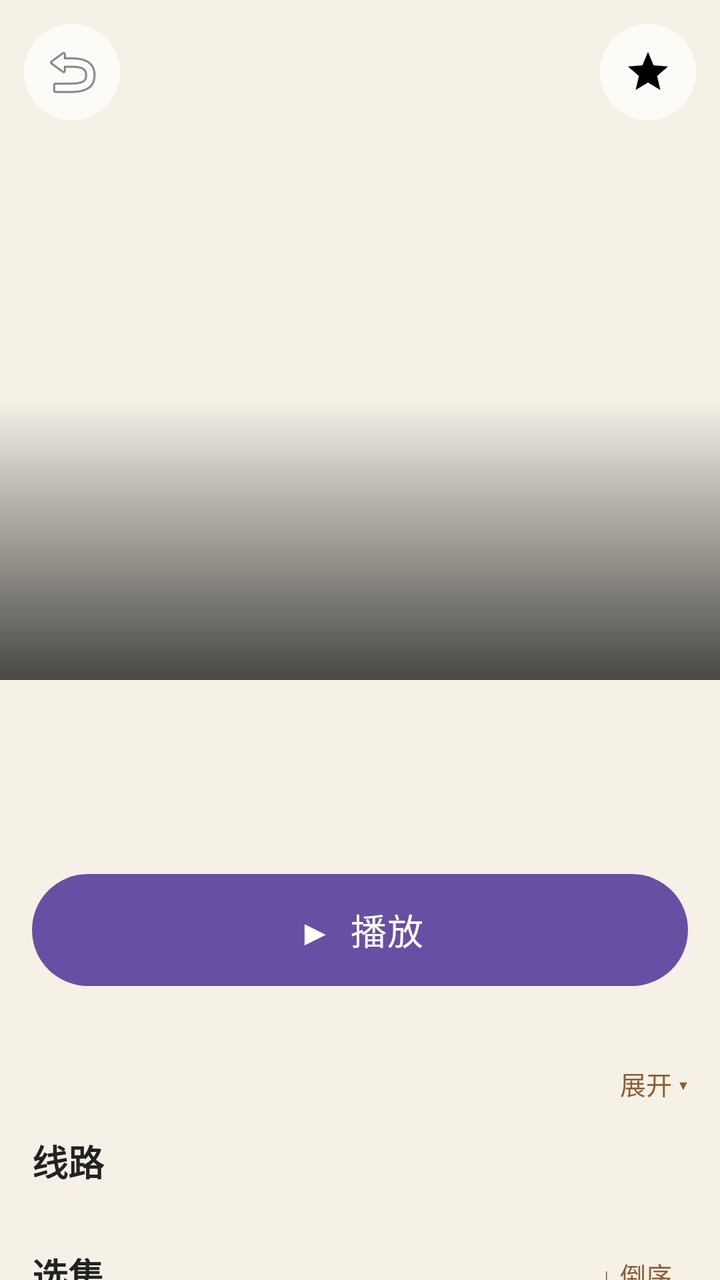
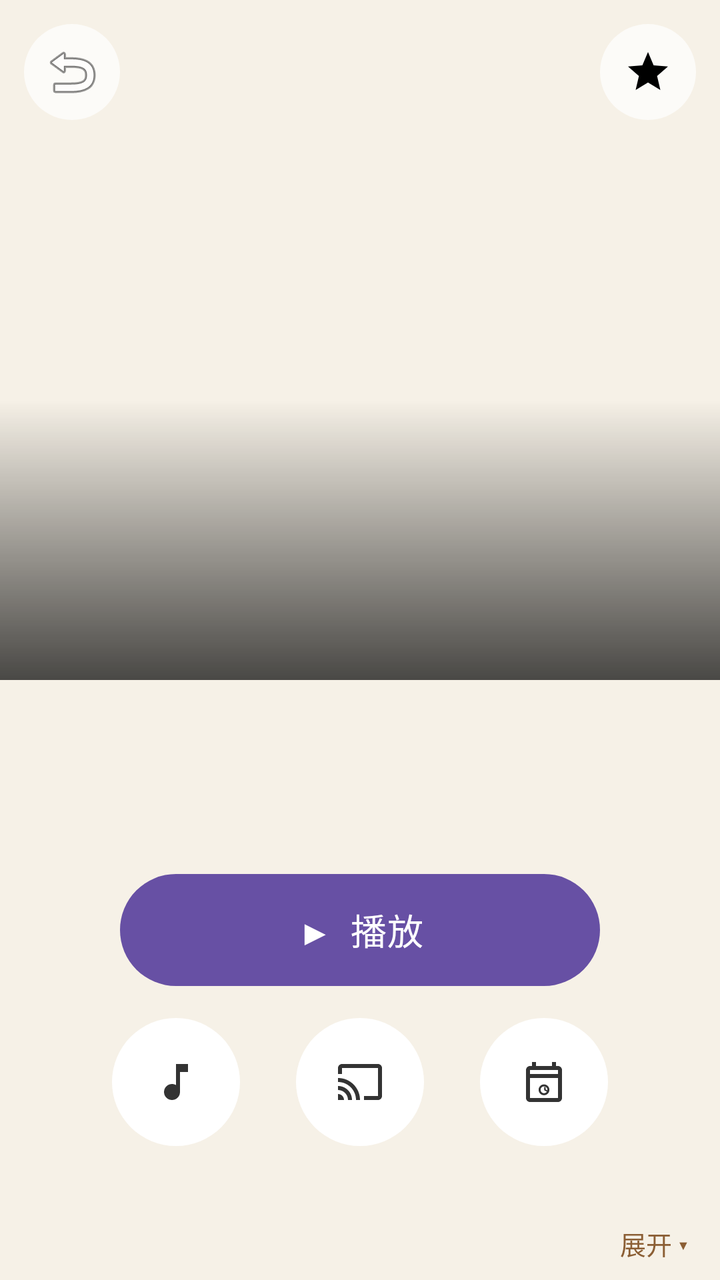

Screens rendered from an Android XML layout before and after an edit, with the pre-edit source and the edit as a unified diff.
<!-- AndroidManifest.xml: application theme Theme.BoxZero -->
<!-- res/layout/activity_detail.xml -->
<?xml version="1.0" encoding="utf-8"?>
<FrameLayout xmlns:android="http://schemas.android.com/apk/res/android"
    android:layout_width="match_parent"
    android:layout_height="match_parent"
    android:background="#F6F1E7">

    <ScrollView
        android:layout_width="match_parent"
        android:layout_height="match_parent"
        android:scrollbars="none">

        <LinearLayout
            android:layout_width="match_parent"
            android:layout_height="wrap_content"
            android:orientation="vertical">

            <FrameLayout
                android:layout_width="match_parent"
                android:layout_height="340dp">

                <ImageView
                    android:id="@+id/backdrop"
                    android:layout_width="match_parent"
                    android:layout_height="match_parent"
                    android:scaleType="centerCrop" />

                <View
                    android:layout_width="match_parent"
                    android:layout_height="140dp"
                    android:layout_gravity="bottom"
                    android:background="@drawable/fade_bottom" />
            </FrameLayout>

            <LinearLayout
                android:layout_width="match_parent"
                android:layout_height="wrap_content"
                android:orientation="vertical"
                android:paddingStart="16dp"
                android:paddingEnd="16dp">

                <TextView
                    android:id="@+id/title"
                    android:layout_width="match_parent"
                    android:layout_height="wrap_content"
                    android:ellipsize="end"
                    android:gravity="center"
                    android:maxLines="2"
                    android:textColor="#222222"
                    android:textSize="24sp"
                    android:textStyle="bold" />

                <TextView
                    android:id="@+id/meta"
                    android:layout_width="match_parent"
                    android:layout_height="wrap_content"
                    android:layout_marginTop="8dp"
                    android:gravity="center"
                    android:textColor="#777777"
                    android:textSize="14sp" />

                <TextView
                    android:id="@+id/tags"
                    android:layout_width="match_parent"
                    android:layout_height="wrap_content"
                    android:layout_marginTop="4dp"
                    android:gravity="center"
                    android:textColor="#777777"
                    android:textSize="13sp" />

                <Button
                    android:id="@+id/btnPlay"
                    android:layout_width="match_parent"
                    android:layout_height="56dp"
                    android:layout_marginTop="16dp"
                    android:background="@drawable/btn_play_bg"
                    android:text="▶  播放"
                    android:textColor="#FFFFFF"
                    android:textSize="18sp" />

                <TextView
                    android:id="@+id/content"
                    android:layout_width="match_parent"
                    android:layout_height="wrap_content"
                    android:layout_marginTop="16dp"
                    android:ellipsize="end"
                    android:maxLines="3"
                    android:textColor="#444444"
                    android:textSize="14sp"
                    android:lineSpacingExtra="4dp" />

                <TextView
                    android:id="@+id/btnExpand"
                    android:layout_width="match_parent"
                    android:layout_height="wrap_content"
                    android:gravity="end"
                    android:paddingTop="4dp"
                    android:text="展开 ▾"
                    android:textColor="#8B5E34"
                    android:textSize="13sp" />

                <TextView
                    android:layout_width="match_parent"
                    android:layout_height="wrap_content"
                    android:layout_marginTop="16dp"
                    android:text="线路"
                    android:textColor="#222222"
                    android:textSize="18sp"
                    android:textStyle="bold" />

                <androidx.recyclerview.widget.RecyclerView
                    android:id="@+id/srcRow"
                    android:layout_width="match_parent"
                    android:layout_height="wrap_content"
                    android:layout_marginTop="10dp"
                    android:clipToPadding="false"
                    android:nestedScrollingEnabled="false" />

                <LinearLayout
                    android:layout_width="match_parent"
                    android:layout_height="wrap_content"
                    android:layout_marginTop="16dp"
                    android:gravity="center_vertical"
                    android:orientation="horizontal">

                    <TextView
                        android:layout_width="wrap_content"
                        android:layout_height="wrap_content"
                        android:text="选集"
                        android:textColor="#222222"
                        android:textSize="18sp"
                        android:textStyle="bold" />

                    <View
                        android:layout_width="0dp"
                        android:layout_height="1dp"
                        android:layout_weight="1" />

                    <TextView
                        android:id="@+id/btnReverse"
                        android:layout_width="wrap_content"
                        android:layout_height="wrap_content"
                        android:padding="8dp"
                        android:text="↓ 倒序"
                        android:textColor="#8B5E34"
                        android:textSize="13sp" />
                </LinearLayout>

                <GridLayout
                    android:id="@+id/epGrid"
                    android:layout_width="match_parent"
                    android:layout_height="wrap_content"
                    android:layout_marginTop="8dp"
                    android:columnCount="3" />

                <View
                    android:layout_width="match_parent"
                    android:layout_height="40dp" />
            </LinearLayout>
        </LinearLayout>
    </ScrollView>

    <ImageButton
        android:id="@+id/btnBack"
        android:layout_width="48dp"
        android:layout_height="48dp"
        android:layout_gravity="top|start"
        android:layout_margin="12dp"
        android:background="@drawable/circle_frosted"
        android:contentDescription="返回"
        android:padding="12dp"
        android:src="@android:drawable/ic_menu_revert" />

    <ImageButton
        android:id="@+id/btnStar"
        android:layout_width="48dp"
        android:layout_height="48dp"
        android:layout_gravity="top|end"
        android:layout_margin="12dp"
        android:background="@drawable/circle_frosted"
        android:contentDescription="收藏"
        android:padding="12dp"
        android:src="@drawable/ic_star" />

</FrameLayout>
<!-- resources referenced by this layout -->
<resources>
  <!-- drawable btn_play_bg (drawable) -->
  <?xml version="1.0" encoding="utf-8"?>
  <shape xmlns:android="http://schemas.android.com/apk/res/android"
      android:shape="rectangle">
      <solid android:color="#8B5E34" />
      <corners android:radius="28dp" />
  </shape>
  <!-- drawable circle_frosted (drawable) -->
  <?xml version="1.0" encoding="utf-8"?>
  <shape xmlns:android="http://schemas.android.com/apk/res/android"
      android:shape="oval">
      <solid android:color="#B3FFFFFF" />
  </shape>
  <!-- drawable fade_bottom (drawable) -->
  <?xml version="1.0" encoding="utf-8"?>
  <shape xmlns:android="http://schemas.android.com/apk/res/android"
      android:shape="rectangle">
      <gradient
          android:angle="270"
          android:startColor="#00000000"
          android:endColor="#B3000000" />
  </shape>
  <style name="Theme.BoxZero" parent="Theme.Material3.DayNight.NoActionBar">
      </style>
  <!-- unchanged entries left out for length: 1 -->
</resources>

<!-- the commit's change to res/layout/activity_detail.xml (unified diff, before → after) -->
@@ -67,15 +67,65 @@
                     android:textColor="#777777"
                     android:textSize="13sp" />
 
-                <Button
-                    android:id="@+id/btnPlay"
-                    android:layout_width="match_parent"
-                    android:layout_height="56dp"
-                    android:layout_marginTop="16dp"
-                    android:background="@drawable/btn_play_bg"
-                    android:text="▶  播放"
-                    android:textColor="#FFFFFF"
-                    android:textSize="18sp" />
+                <LinearLayout
+                    android:layout_width="match_parent"
+                    android:layout_height="wrap_content"
+                    android:layout_marginTop="16dp"
+                    android:gravity="center"
+                    android:orientation="horizontal">
+
+                    <Button
+                        android:id="@+id/btnPlay"
+                        android:layout_width="240dp"
+                        android:layout_height="56dp"
+                        android:background="@drawable/btn_play_bg"
+                        android:text="▶  播放"
+                        android:textColor="#FFFFFF"
+                        android:textSize="18sp" />
+                </LinearLayout>
+
+                <LinearLayout
+                    android:layout_width="match_parent"
+                    android:layout_height="wrap_content"
+                    android:layout_marginTop="16dp"
+                    android:gravity="center"
+                    android:orientation="horizontal">
+
+                    <ImageButton
+                        android:id="@+id/btnMusic"
+                        android:layout_width="64dp"
+                        android:layout_height="64dp"
+                        android:background="@drawable/circle_solid_white"
+                        android:contentDescription="主题曲"
+                        android:padding="18dp"
+                        android:src="@drawable/ic_music_note" />
+
+                    <View
+                        android:layout_width="28dp"
+                        android:layout_height="1dp" />
+
+                    <ImageButton
+                        android:id="@+id/btnCast"
+                        android:layout_width="64dp"
+                        android:layout_height="64dp"
+                        android:background="@drawable/circle_solid_white"
+                        android:contentDescription="投屏"
+                        android:padding="18dp"
+                        android:src="@drawable/ic_cast" />
+
+                    <View
+                        android:layout_width="28dp"
+                        android:layout_height="1dp" />
+
+                    <ImageButton
+                        android:id="@+id/btnFollow"
+                        android:layout_width="64dp"
+                        android:layout_height="64dp"
+                        android:background="@drawable/circle_solid_white"
+                        android:contentDescription="追剧"
+                        android:padding="18dp"
+                        android:src="@drawable/ic_calendar_clock" />
+                </LinearLayout>
 
                 <TextView
                     android:id="@+id/content"
@@ -98,14 +148,39 @@
                     android:textColor="#8B5E34"
                     android:textSize="13sp" />
 
-                <TextView
-                    android:layout_width="match_parent"
-                    android:layout_height="wrap_content"
-                    android:layout_marginTop="16dp"
-                    android:text="线路"
-                    android:textColor="#222222"
-                    android:textSize="18sp"
-                    android:textStyle="bold" />
+                <LinearLayout
+                    android:layout_width="match_parent"
+                    android:layout_height="wrap_content"
+                    android:layout_marginTop="18dp"
+                    android:gravity="center_vertical"
+                    android:orientation="horizontal">
+
+                    <ImageView
+                        android:layout_width="22dp"
+                        android:layout_height="22dp"
+                        android:src="@drawable/ic_src_link" />
+
+                    <TextView
+                        android:layout_width="wrap_content"
+                        android:layout_height="wrap_content"
+                        android:layout_marginStart="8dp"
+                        android:text="线路"
+                        android:textColor="#222222"
+                        android:textSize="18sp"
+                        android:textStyle="bold" />
+
+                    <View
+                        android:layout_width="0dp"
+                        android:layout_height="1dp"
+                        android:layout_weight="1" />
+
+                    <TextView
+                        android:id="@+id/srcFrom"
+                        android:layout_width="wrap_content"
+                        android:layout_height="wrap_content"
+                        android:textColor="#777777"
+                        android:textSize="13sp" />
+                </LinearLayout>
 
                 <androidx.recyclerview.widget.RecyclerView
                     android:id="@+id/srcRow"
@@ -141,6 +216,17 @@
                         android:layout_height="wrap_content"
                         android:padding="8dp"
                         android:text="↓ 倒序"
+                        android:textColor="#8B5E34"
+                        android:textSize="13sp" />
+
+                    <TextView
+                        android:id="@+id/btnAll"
+                        android:layout_width="wrap_content"
+                        android:layout_height="wrap_content"
+                        android:drawableStart="@drawable/ic_grid"
+                        android:drawablePadding="4dp"
+                        android:padding="8dp"
+                        android:text="全部"
                         android:textColor="#8B5E34"
                         android:textSize="13sp" />
                 </LinearLayout>
<!-- resource entries referenced after the edit -->
@@ -13,6 +13,12 @@
       android:shape="oval">
       <solid android:color="#B3FFFFFF" />
   </shape>
+  <!-- drawable circle_solid_white (drawable) -->
+  <?xml version="1.0" encoding="utf-8"?>
+  <shape xmlns:android="http://schemas.android.com/apk/res/android"
+      android:shape="oval">
+      <solid android:color="#FFFFFF" />
+  </shape>
   <!-- drawable fade_bottom (drawable) -->
   <?xml version="1.0" encoding="utf-8"?>
   <shape xmlns:android="http://schemas.android.com/apk/res/android"
@@ -22,6 +28,53 @@
           android:startColor="#00000000"
           android:endColor="#B3000000" />
   </shape>
+  <!-- drawable ic_calendar_clock (drawable) -->
+  <?xml version="1.0" encoding="utf-8"?>
+  <vector xmlns:android="http://schemas.android.com/apk/res/android"
+      android:width="24dp"
+      android:height="24dp"
+      android:viewportWidth="24"
+      android:viewportHeight="24">
+      <path android:fillColor="#333333" android:pathData="M19,4h-1V2h-2v2H8V2H6v2H5c-1.11,0 -1.99,0.9 -1.99,2L3,20c0,1.1 0.89,2 2,2h14c1.1,0 2,-0.9 2,-2V6c0,-1.1 -0.9,-2 -2,-2zM19,20H5V10h14v10zM5,8V6h14v2H5z" />
+      <path android:fillColor="#333333" android:pathData="M12,13.2c-1.49,0 -2.7,1.21 -2.7,2.7s1.21,2.7 2.7,2.7 2.7,-1.21 2.7,-2.7 -1.21,-2.7 -2.7,-2.7zM12,17.6c-0.94,0 -1.7,-0.76 -1.7,-1.7s0.76,-1.7 1.7,-1.7 1.7,0.76 1.7,1.7 -0.76,1.7 -1.7,1.7z" />
+      <path android:fillColor="#333333" android:pathData="M12.8,14.5h-0.7v1.6l1.4,0.8 0.35,-0.58 -1.05,-0.62z" />
+  </vector>
+  <!-- drawable ic_cast (drawable) -->
+  <?xml version="1.0" encoding="utf-8"?>
+  <vector xmlns:android="http://schemas.android.com/apk/res/android"
+      android:width="24dp"
+      android:height="24dp"
+      android:viewportWidth="24"
+      android:viewportHeight="24">
+      <path android:fillColor="#333333" android:pathData="M21,3H3c-1.1,0 -2,0.9 -2,2v3h2V5h18v14h-7v2h7c1.1,0 2,-0.9 2,-2V5c0,-1.1 -0.9,-2 -2,-2zM1,18v3h3c0,-1.66 -1.34,-3 -3,-3zM1,14v2c2.76,0 5,2.24 5,5h2c0,-3.87 -3.13,-7 -7,-7zM1,10v2c4.97,0 9,4.03 9,9h2c0,-6.08 -4.93,-11 -11,-11z" />
+  </vector>
+  <!-- drawable ic_grid (drawable) -->
+  <?xml version="1.0" encoding="utf-8"?>
+  <vector xmlns:android="http://schemas.android.com/apk/res/android"
+      android:width="24dp"
+      android:height="24dp"
+      android:viewportWidth="24"
+      android:viewportHeight="24">
+      <path android:fillColor="#8B5E34" android:pathData="M3,3v8h8V3H3zM9,9H5V5h4v4zM3,13v8h8v-8H3zM9,19H5v-4h4v4zM13,3v8h8V3h-8zM19,9h-4V5h4v4zM13,13v8h8v-8h-8zM19,19h-4v-4h4v4z" />
+  </vector>
+  <!-- drawable ic_music_note (drawable) -->
+  <?xml version="1.0" encoding="utf-8"?>
+  <vector xmlns:android="http://schemas.android.com/apk/res/android"
+      android:width="24dp"
+      android:height="24dp"
+      android:viewportWidth="24"
+      android:viewportHeight="24">
+      <path android:fillColor="#333333" android:pathData="M12,3v10.55c-0.59,-0.34 -1.27,-0.55 -2,-0.55 -2.21,0 -4,1.79 -4,4s1.79,4 4,4 4,-1.79 4,-4V7h4V3h-6z" />
+  </vector>
+  <!-- drawable ic_src_link (drawable) -->
+  <?xml version="1.0" encoding="utf-8"?>
+  <vector xmlns:android="http://schemas.android.com/apk/res/android"
+      android:width="24dp"
+      android:height="24dp"
+      android:viewportWidth="24"
+      android:viewportHeight="24">
+      <path android:fillColor="#333333" android:pathData="M3.9,12c0,-1.71 1.39,-3.1 3.1,-3.1h4V7H7c-2.76,0 -5,2.24 -5,5s2.24,5 5,5h4v-1.9H7c-1.71,0 -3.1,-1.39 -3.1,-3.1zM8,13h8v-2H8v2zM17,7h-4v1.9h4c1.71,0 3.1,1.39 3.1,3.1s-1.39,3.1 -3.1,3.1h-4V17h4c2.76,0 5,-2.24 5,-5s-2.24,-5 -5,-5z" />
+  </vector>
   <style name="Theme.BoxZero" parent="Theme.Material3.DayNight.NoActionBar">
       </style>
   <!-- unchanged entries left out for length: 1 -->
